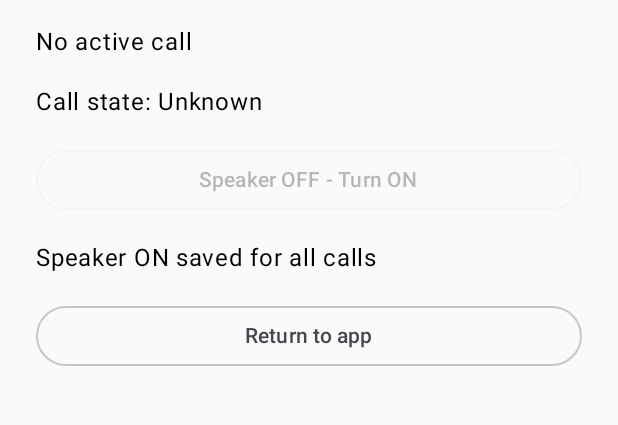
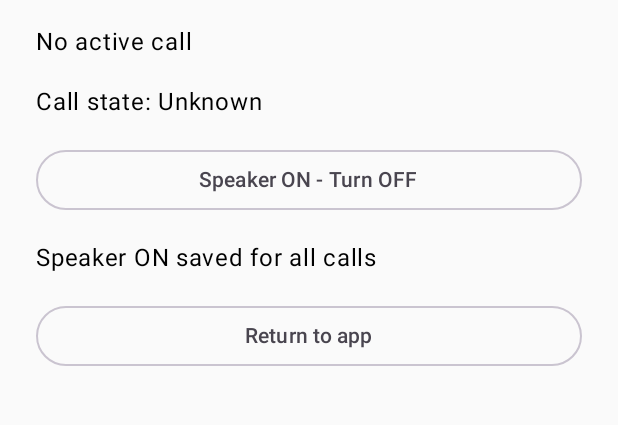
Before and after one commit to marinesdude05/DailySIMCaller, an Android app built with Jetpack Compose: the InCallActivity screen opened directly, with no data from a screen before it, on a phone screen of 412 x 824 dp, the part 90-515 px from its top. Run offline under Robolectric (Android 15) with nearby library versions, the phone set to English and light mode, and no system bars.

Commit message:
Let in-call speaker control persist selection across future calls

```diff
--- a/app/src/main/java/com/example/dailysimcaller/InCallActivity.kt
+++ b/app/src/main/java/com/example/dailysimcaller/InCallActivity.kt
@@ -27,6 +27,7 @@ class InCallActivity : ComponentActivity() {
     override fun onCreate(savedInstanceState: Bundle?) {
         super.onCreate(savedInstanceState)
         window.addFlags(WindowManager.LayoutParams.FLAG_KEEP_SCREEN_ON)
+        SpeakerphoneControl.initialize(this)
         if (Build.VERSION.SDK_INT >= 27) {
             setShowWhenLocked(true)
             setTurnScreenOn(true)
@@ -53,10 +54,9 @@ class InCallActivity : ComponentActivity() {
                     Text("Call state: ${stateLabel(state)}")
                     ConnectedCallTimer()
                     OutlinedButton(
-                        enabled = SpeakerphoneControl.callPresent,
-                        onClick = { SpeakerphoneControl.toggle() },
+                        onClick = { SpeakerphoneControl.toggle(this@InCallActivity) },
                         modifier = Modifier.fillMaxWidth()
-                    ) { Text(if (SpeakerphoneControl.speakerOn)
+                    ) { Text(if (SpeakerphoneControl.speakerPreferred)
                         "Speaker ON - Turn OFF" else "Speaker OFF - Turn ON") }
                     Text(SpeakerphoneControl.message)
                     if (call != null) {
```
